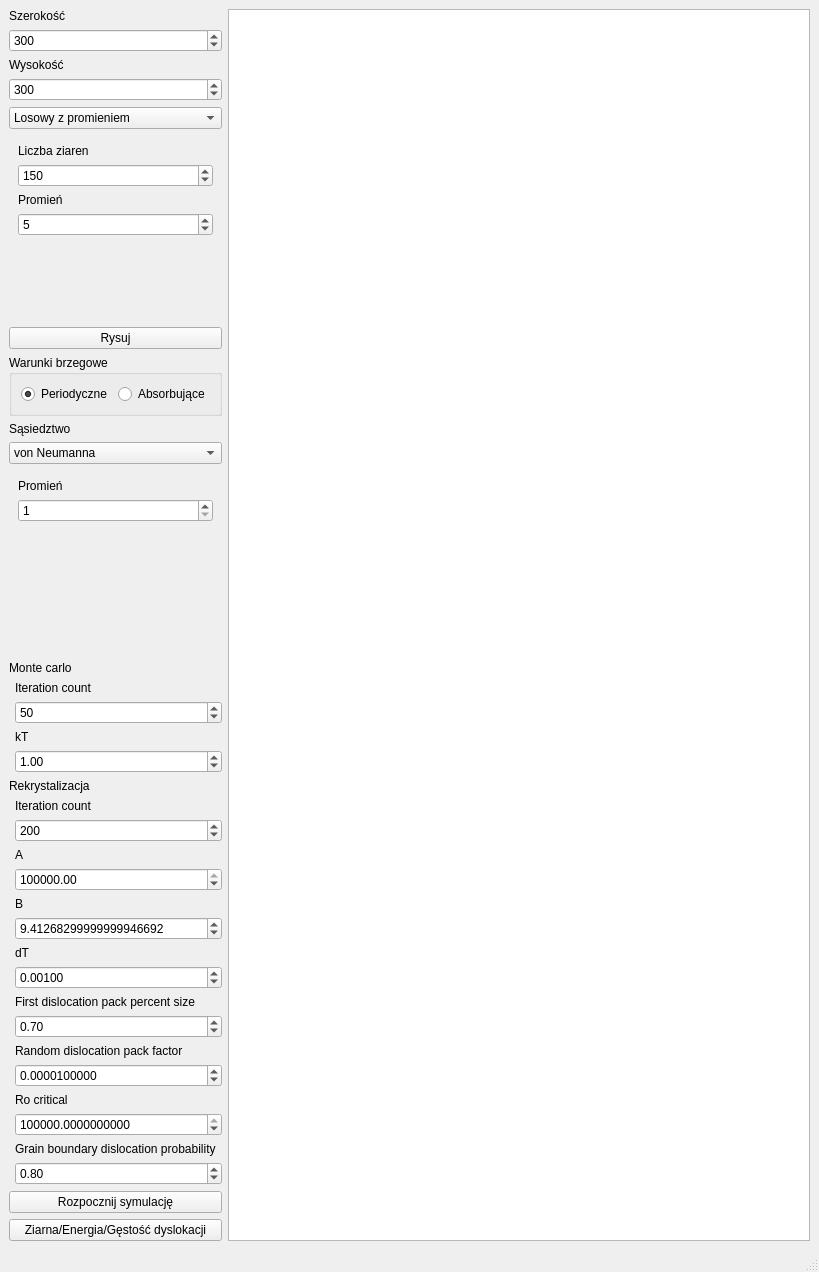
Above: UI/graingrowthwindow.ui from kpusmo/multiscale-modelling before the change. Below: the same form after it.
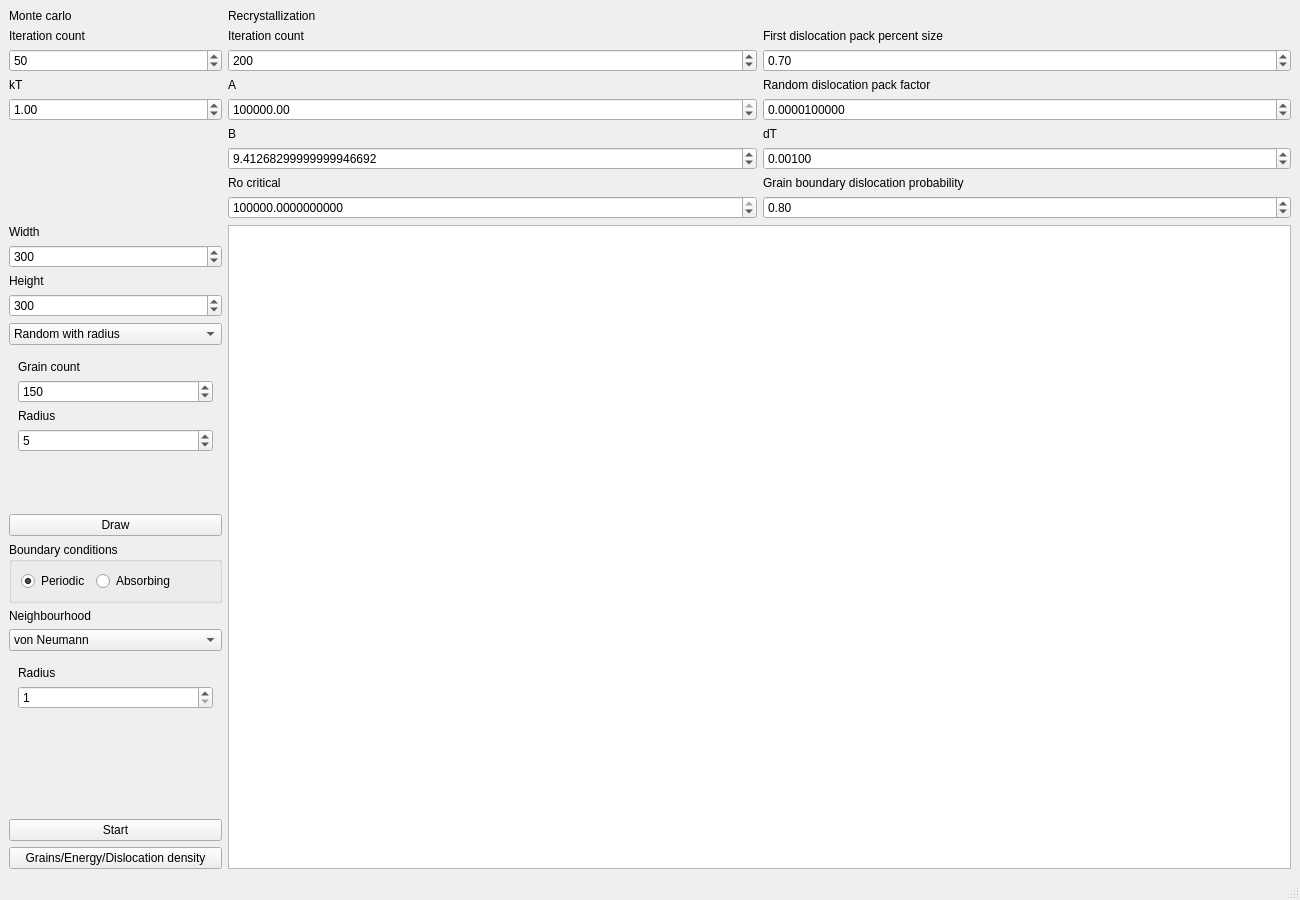
That is the form after the change. The open tabs and pages were chosen to show the change.

Patch:
```diff
--- a/UI/graingrowthwindow.ui
+++ b/UI/graingrowthwindow.ui
@@ -6,21 +6,250 @@
    <rect>
     <x>0</x>
     <y>0</y>
-    <width>819</width>
-    <height>1272</height>
+    <width>1300</width>
+    <height>900</height>
    </rect>
   </property>
   <property name="windowTitle">
    <string>MainWindow</string>
   </property>
   <widget class="QWidget" name="centralwidget">
-   <layout class="QGridLayout" name="gridLayout" columnstretch="1,5">
-    <item row="0" column="0">
+   <layout class="QGridLayout" name="gridLayout" rowstretch="0,1,5" columnstretch="1,5">
+    <item row="0" column="0" rowspan="2">
+     <layout class="QFormLayout" name="formLayout_11">
+      <item row="2" column="0" colspan="2">
+       <widget class="QSpinBox" name="monteCarloStepCountInput">
+        <property name="minimum">
+         <number>0</number>
+        </property>
+        <property name="maximum">
+         <number>1000</number>
+        </property>
+        <property name="value">
+         <number>50</number>
+        </property>
+       </widget>
+      </item>
+      <item row="5" column="0" colspan="2">
+       <widget class="QLabel" name="label_11">
+        <property name="text">
+         <string>kT</string>
+        </property>
+       </widget>
+      </item>
+      <item row="6" column="0" colspan="2">
+       <widget class="QDoubleSpinBox" name="ktFactorInput">
+        <property name="minimum">
+         <double>0.100000000000000</double>
+        </property>
+        <property name="maximum">
+         <double>6.000000000000000</double>
+        </property>
+        <property name="singleStep">
+         <double>0.100000000000000</double>
+        </property>
+        <property name="value">
+         <double>1.000000000000000</double>
+        </property>
+       </widget>
+      </item>
+      <item row="1" column="0">
+       <widget class="QLabel" name="label_12">
+        <property name="text">
+         <string>Iteration count</string>
+        </property>
+       </widget>
+      </item>
+      <item row="0" column="0">
+       <widget class="QLabel" name="label_10">
+        <property name="text">
+         <string>Monte carlo</string>
+        </property>
+       </widget>
+      </item>
+     </layout>
+    </item>
+    <item row="0" column="1" rowspan="2">
+     <layout class="QGridLayout" name="gridLayout_3">
+      <item row="8" column="0">
+       <widget class="QDoubleSpinBox" name="drxRoCriticalInput">
+        <property name="decimals">
+         <number>10</number>
+        </property>
+        <property name="maximum">
+         <double>10000000000000000000.000000000000000</double>
+        </property>
+        <property name="value">
+         <double>4215840142323.419921875000000</double>
+        </property>
+       </widget>
+      </item>
+      <item row="7" column="0">
+       <widget class="QLabel" name="label_20">
+        <property name="text">
+         <string>Ro critical</string>
+        </property>
+       </widget>
+      </item>
+      <item row="4" column="1">
+       <widget class="QDoubleSpinBox" name="drxRandomPackFactor">
+        <property name="decimals">
+         <number>10</number>
+        </property>
+        <property name="maximum">
+         <double>1.000000000000000</double>
+        </property>
+        <property name="value">
+         <double>0.000010000000000</double>
+        </property>
+       </widget>
+      </item>
+      <item row="1" column="0">
+       <widget class="QLabel" name="label_14">
+        <property name="text">
+         <string>Iteration count</string>
+        </property>
+       </widget>
+      </item>
+      <item row="4" column="0">
+       <widget class="QDoubleSpinBox" name="drxAInput">
+        <property name="maximum">
+         <double>100000000000000000.000000000000000</double>
+        </property>
+        <property name="value">
+         <double>86710969050178.000000000000000</double>
+        </property>
+       </widget>
+      </item>
+      <item row="2" column="1">
+       <widget class="QDoubleSpinBox" name="drxPackPercentInput">
+        <property name="maximum">
+         <double>1.000000000000000</double>
+        </property>
+        <property name="value">
+         <double>0.700000000000000</double>
+        </property>
+       </widget>
+      </item>
+      <item row="5" column="1">
+       <widget class="QLabel" name="label_17">
+        <property name="text">
+         <string>dT</string>
+        </property>
+       </widget>
+      </item>
+      <item row="3" column="0">
+       <widget class="QLabel" name="label_15">
+        <property name="text">
+         <string>A</string>
+        </property>
+       </widget>
+      </item>
+      <item row="5" column="0">
+       <widget class="QLabel" name="label_16">
+        <property name="text">
+         <string>B</string>
+        </property>
+       </widget>
+      </item>
+      <item row="6" column="1">
+       <widget class="QDoubleSpinBox" name="drxDtInput">
+        <property name="decimals">
+         <number>5</number>
+        </property>
+        <property name="value">
+         <double>0.001000000000000</double>
+        </property>
+       </widget>
+      </item>
+      <item row="0" column="0">
+       <widget class="QLabel" name="label_13">
+        <property name="text">
+         <string>Recrystallization</string>
+        </property>
+       </widget>
+      </item>
+      <item row="2" column="0">
+       <widget class="QSpinBox" name="drxIterationCountInput">
+        <property name="maximum">
+         <number>1000</number>
+        </property>
+        <property name="value">
+         <number>200</number>
+        </property>
+       </widget>
+      </item>
+      <item row="6" column="0">
+       <widget class="QDoubleSpinBox" name="drxBInput">
+        <property name="decimals">
+         <number>20</number>
+        </property>
+        <property name="maximum">
+         <double>10000000000000000.000000000000000</double>
+        </property>
+        <property name="value">
+         <double>9.412682999999999</double>
+        </property>
+       </widget>
+      </item>
+      <item row="1" column="1">
+       <widget class="QLabel" name="label_18">
+        <property name="text">
+         <string>First dislocation pack percent size</string>
+        </property>
+       </widget>
+      </item>
+      <item row="3" column="1">
+       <widget class="QLabel" name="label_19">
+        <property name="text">
+         <string>Random dislocation pack factor</string>
+        </property>
+       </widget>
+      </item>
+      <item row="7" column="1">
+       <widget class="QLabel" name="label_21">
+        <property name="text">
+         <string>Grain boundary dislocation probability</string>
+        </property>
+       </widget>
+      </item>
+      <item row="8" column="1">
+       <widget class="QDoubleSpinBox" name="drxBoundaryProbabilityInput">
+        <property name="maximum">
+         <double>1.000000000000000</double>
+        </property>
+        <property name="value">
+         <double>0.800000000000000</double>
+        </property>
+       </widget>
+      </item>
+     </layout>
+    </item>
+    <item row="2" column="1">
+     <widget class="QTableView" name="celluralTable">
+      <attribute name="horizontalHeaderVisible">
+       <bool>false</bool>
+      </attribute>
+      <attribute name="horizontalHeaderDefaultSectionSize">
+       <number>57</number>
+      </attribute>
+      <attribute name="horizontalHeaderMinimumSectionSize">
+       <number>1</number>
+      </attribute>
+      <attribute name="verticalHeaderVisible">
+       <bool>false</bool>
+      </attribute>
+      <attribute name="verticalHeaderMinimumSectionSize">
+       <number>1</number>
+      </attribute>
+     </widget>
+    </item>
+    <item row="2" column="0">
      <layout class="QFormLayout" name="formLayout">
       <item row="0" column="0" colspan="2">
        <widget class="QLabel" name="label">
         <property name="text">
-         <string>Szerokość</string>
+         <string>Width</string>
         </property>
        </widget>
       </item>
@@ -40,7 +269,7 @@
       <item row="2" column="0" colspan="2">
        <widget class="QLabel" name="label_2">
         <property name="text">
-         <string>Wysokość</string>
+         <string>Height</string>
         </property>
        </widget>
       </item>
@@ -61,7 +290,7 @@
        <widget class="QComboBox" name="startingCompositionSelect">
         <item>
          <property name="text">
-          <string>Losowy z promieniem</string>
+          <string>Random with radius</string>
          </property>
         </item>
         <item>
@@ -91,7 +320,7 @@
           <item row="0" column="0" colspan="2">
            <widget class="QLabel" name="label_4">
             <property name="text">
-             <string>Liczba ziaren</string>
+             <string>Grain count</string>
             </property>
            </widget>
           </item>
@@ -111,7 +340,7 @@
           <item row="2" column="0" colspan="2">
            <widget class="QLabel" name="label_5">
             <property name="text">
-             <string>Promień</string>
+             <string>Radius</string>
             </property>
            </widget>
           </item>
@@ -201,20 +430,20 @@
       <item row="6" column="0" colspan="2">
        <widget class="QPushButton" name="drawButton">
         <property name="text">
-         <string>Rysuj</string>
+         <string>Draw</string>
         </property>
        </widget>
       </item>
       <item row="7" column="0" colspan="2">
        <widget class="QGroupBox" name="groupBox">
         <property name="title">
-         <string>Warunki brzegowe</string>
+         <string>Boundary conditions</string>
         </property>
         <layout class="QFormLayout" name="formLayout_2">
          <item row="0" column="0">
           <widget class="QRadioButton" name="periodicalBcRadioButton">
            <property name="text">
-            <string>Periodyczne</string>
+            <string>Periodic</string>
            </property>
            <property name="checked">
             <bool>true</bool>
@@ -224,7 +453,7 @@
          <item row="0" column="1">
           <widget class="QRadioButton" name="absorbingBcRadioButton">
            <property name="text">
-            <string>Absorbujące</string>
+            <string>Absorbing</string>
            </property>
           </widget>
          </item>
@@ -234,7 +463,7 @@
       <item row="9" column="0" colspan="2">
        <widget class="QLabel" name="label_8">
         <property name="text">
-         <string>Sąsiedztwo</string>
+         <string>Neighbourhood</string>
         </property>
        </widget>
       </item>
@@ -242,7 +471,7 @@
        <widget class="QComboBox" name="neighbourhoodSelect">
         <item>
          <property name="text">
-          <string>von Neumanna</string>
+          <string>von Neumann</string>
          </property>
         </item>
         <item>
@@ -349,7 +578,7 @@
           <item row="0" column="0" colspan="2">
            <widget class="QLabel" name="label_9">
             <property name="text">
-             <string>Promień</string>
+             <string>Radius</string>
             </property>
            </widget>
           </item>
@@ -368,242 +597,21 @@
        </widget>
       </item>
       <item row="13" column="0" colspan="2">
-       <widget class="QLabel" name="label_10">
-        <property name="text">
-         <string>Monte carlo</string>
-        </property>
-       </widget>
-      </item>
-      <item row="14" column="1">
-       <widget class="QLabel" name="label_12">
-        <property name="text">
-         <string>Iteration count</string>
-        </property>
-       </widget>
-      </item>
-      <item row="16" column="1">
-       <widget class="QSpinBox" name="monteCarloStepCountInput">
-        <property name="minimum">
-         <number>0</number>
-        </property>
-        <property name="maximum">
-         <number>1000</number>
-        </property>
-        <property name="value">
-         <number>50</number>
-        </property>
-       </widget>
-      </item>
-      <item row="17" column="1">
-       <widget class="QLabel" name="label_11">
-        <property name="text">
-         <string>kT</string>
-        </property>
-       </widget>
-      </item>
-      <item row="18" column="1">
-       <widget class="QDoubleSpinBox" name="ktFactorInput">
-        <property name="minimum">
-         <double>0.100000000000000</double>
-        </property>
-        <property name="maximum">
-         <double>6.000000000000000</double>
-        </property>
-        <property name="singleStep">
-         <double>0.100000000000000</double>
-        </property>
-        <property name="value">
-         <double>1.000000000000000</double>
-        </property>
-       </widget>
-      </item>
-      <item row="19" column="0" colspan="2">
-       <widget class="QLabel" name="label_13">
-        <property name="text">
-         <string>Rekrystalizacja</string>
-        </property>
-       </widget>
-      </item>
-      <item row="20" column="1">
-       <widget class="QLabel" name="label_14">
-        <property name="text">
-         <string>Iteration count</string>
-        </property>
-       </widget>
-      </item>
-      <item row="21" column="1">
-       <widget class="QSpinBox" name="drxIterationCountInput">
-        <property name="maximum">
-         <number>1000</number>
-        </property>
-        <property name="value">
-         <number>200</number>
-        </property>
-       </widget>
-      </item>
-      <item row="22" column="1">
-       <widget class="QLabel" name="label_15">
-        <property name="text">
-         <string>A</string>
-        </property>
-       </widget>
-      </item>
-      <item row="23" column="1">
-       <widget class="QDoubleSpinBox" name="drxAInput">
-        <property name="maximum">
-         <double>100000000000000000.000000000000000</double>
-        </property>
-        <property name="value">
-         <double>86710969050178.000000000000000</double>
-        </property>
-       </widget>
-      </item>
-      <item row="24" column="1">
-       <widget class="QLabel" name="label_16">
-        <property name="text">
-         <string>B</string>
-        </property>
-       </widget>
-      </item>
-      <item row="25" column="1">
-       <widget class="QDoubleSpinBox" name="drxBInput">
-        <property name="decimals">
-         <number>20</number>
-        </property>
-        <property name="maximum">
-         <double>10000000000000000.000000000000000</double>
-        </property>
-        <property name="value">
-         <double>9.412682999999999</double>
-        </property>
-       </widget>
-      </item>
-      <item row="26" column="1">
-       <widget class="QLabel" name="label_17">
-        <property name="text">
-         <string>dT</string>
-        </property>
-       </widget>
-      </item>
-      <item row="27" column="1">
-       <widget class="QDoubleSpinBox" name="drxDtInput">
-        <property name="decimals">
-         <number>5</number>
-        </property>
-        <property name="value">
-         <double>0.001000000000000</double>
-        </property>
-       </widget>
-      </item>
-      <item row="28" column="1">
-       <widget class="QLabel" name="label_18">
-        <property name="text">
-         <string>First dislocation pack percent size</string>
-        </property>
-       </widget>
-      </item>
-      <item row="29" column="1">
-       <widget class="QDoubleSpinBox" name="drxPackPercentInput">
-        <property name="maximum">
-         <double>1.000000000000000</double>
-        </property>
-        <property name="value">
-         <double>0.700000000000000</double>
-        </property>
-       </widget>
-      </item>
-      <item row="30" column="1">
-       <widget class="QLabel" name="label_19">
-        <property name="text">
-         <string>Random dislocation pack factor</string>
-        </property>
-       </widget>
-      </item>
-      <item row="31" column="1">
-       <widget class="QDoubleSpinBox" name="drxRandomPackFactor">
-        <property name="decimals">
-         <number>10</number>
-        </property>
-        <property name="maximum">
-         <double>1.000000000000000</double>
-        </property>
-        <property name="value">
-         <double>0.000010000000000</double>
-        </property>
-       </widget>
-      </item>
-      <item row="32" column="1">
-       <widget class="QLabel" name="label_20">
-        <property name="text">
-         <string>Ro critical</string>
-        </property>
-       </widget>
-      </item>
-      <item row="33" column="1">
-       <widget class="QDoubleSpinBox" name="drxRoCriticalInput">
-        <property name="decimals">
-         <number>10</number>
-        </property>
-        <property name="maximum">
-         <double>10000000000000000000.000000000000000</double>
-        </property>
-        <property name="value">
-         <double>4215840142323.419921875000000</double>
-        </property>
-       </widget>
-      </item>
-      <item row="34" column="1">
-       <widget class="QLabel" name="label_21">
-        <property name="text">
-         <string>Grain boundary dislocation probability</string>
-        </property>
-       </widget>
-      </item>
-      <item row="35" column="1">
-       <widget class="QDoubleSpinBox" name="drxBoundaryProbabilityInput">
-        <property name="maximum">
-         <double>1.000000000000000</double>
-        </property>
-        <property name="value">
-         <double>0.800000000000000</double>
-        </property>
-       </widget>
-      </item>
-      <item row="36" column="0" colspan="2">
        <widget class="QPushButton" name="simulateButton">
         <property name="text">
-         <string>Rozpocznij symulację</string>
+         <string>Start</string>
         </property>
        </widget>
       </item>
-      <item row="37" column="0" colspan="2">
+      <item row="14" column="0" colspan="2">
        <widget class="QPushButton" name="toggleViewModeButton">
         <property name="text">
-         <string>Ziarna/Energia/Gęstość dyslokacji</string>
+         <string>Grains/Energy/Dislocation density</string>
         </property>
        </widget>
       </item>
      </layout>
     </item>
-    <item row="0" column="1">
-     <widget class="QTableView" name="celluralTable">
-      <attribute name="horizontalHeaderVisible">
-       <bool>false</bool>
-      </attribute>
-      <attribute name="horizontalHeaderDefaultSectionSize">
-       <number>57</number>
-      </attribute>
-      <attribute name="horizontalHeaderMinimumSectionSize">
-       <number>1</number>
-      </attribute>
-      <attribute name="verticalHeaderVisible">
-       <bool>false</bool>
-      </attribute>
-      <attribute name="verticalHeaderMinimumSectionSize">
-       <number>1</number>
-      </attribute>
-     </widget>
-    </item>
    </layout>
   </widget>
   <widget class="QMenuBar" name="menubar">
```
Left out of the diff: 57 changed lines with no effect on the pictures.
